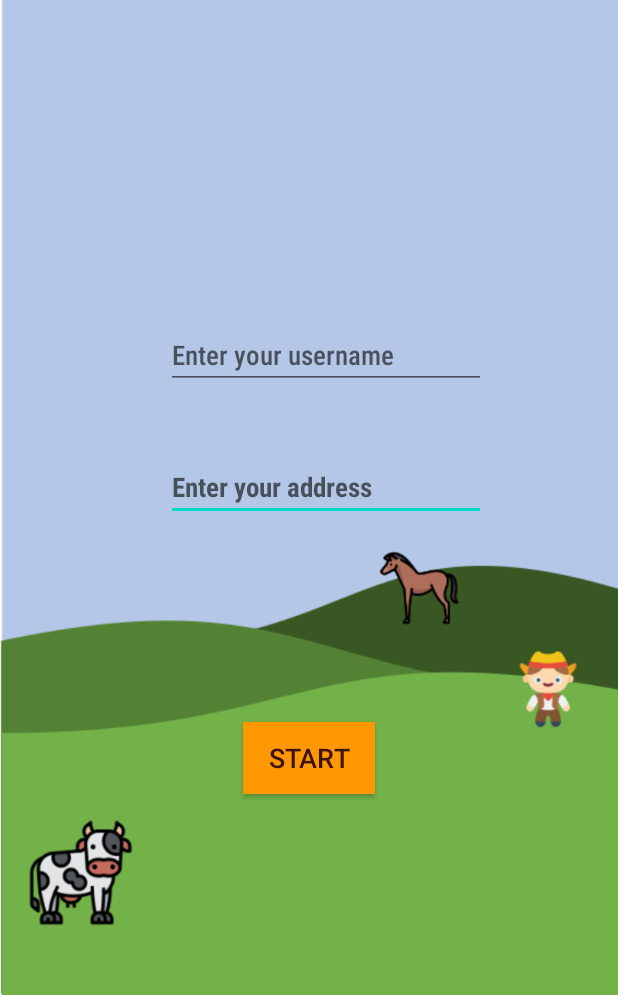
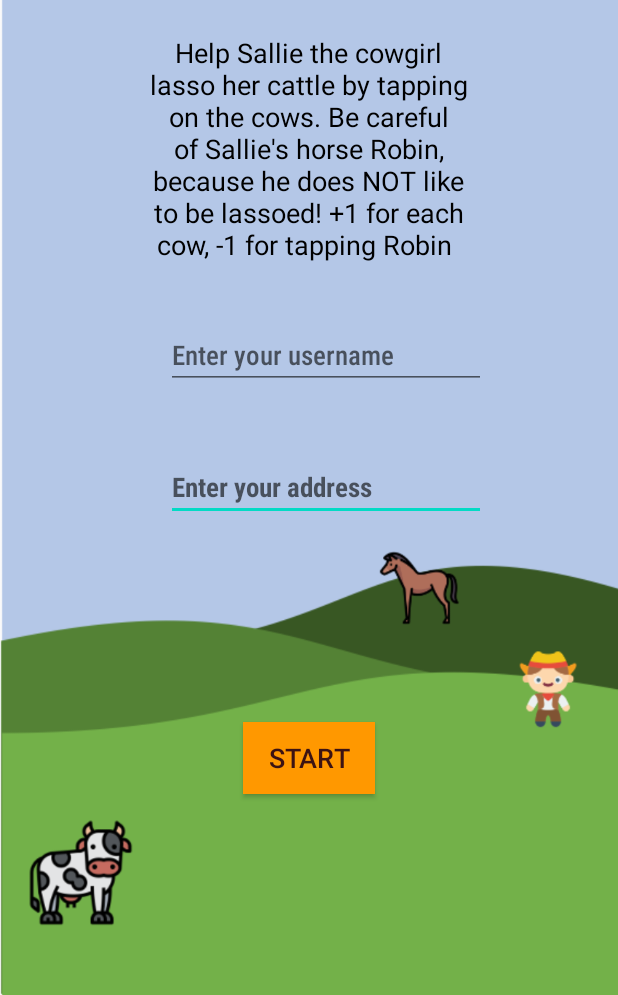
Before and after one commit to maddiemford/roundemup, an Android app: the screen it shows after launch (MainActivity), on a phone screen of 412 x 824 dp, the part 241-1236 px from its top. Run offline under Robolectric (Android 15) with nearby library versions, the light colour scheme and no system bars.

Commit message:
Add instructions

```diff
--- a/app/src/main/res/layout/activity_main.xml
+++ b/app/src/main/res/layout/activity_main.xml
@@ -67,5 +67,20 @@
         app:layout_constraintTop_toTopOf="parent"
         app:layout_constraintVertical_bias="0.441" />
 
+    <TextView
+        android:id="@+id/instructions"
+        android:layout_width="220dp"
+        android:layout_height="wrap_content"
+        android:text="Help Sallie the cowgirl lasso her cattle by tapping on the cows. Be careful of Sallie's horse Robin, because he does NOT like to be lassoed! +1 for each cow, -1 for tapping Robin "
+        android:textAlignment="center"
+        android:textColor="@android:color/background_dark"
+        android:textSize="18sp"
+        app:layout_constraintBottom_toBottomOf="parent"
+        app:layout_constraintEnd_toEndOf="parent"
+        app:layout_constraintHorizontal_bias="0.497"
+        app:layout_constraintStart_toStartOf="parent"
+        app:layout_constraintTop_toTopOf="parent"
+        app:layout_constraintVertical_bias="0.207" />
+
 
 </androidx.constraintlayout.widget.ConstraintLayout>
```
